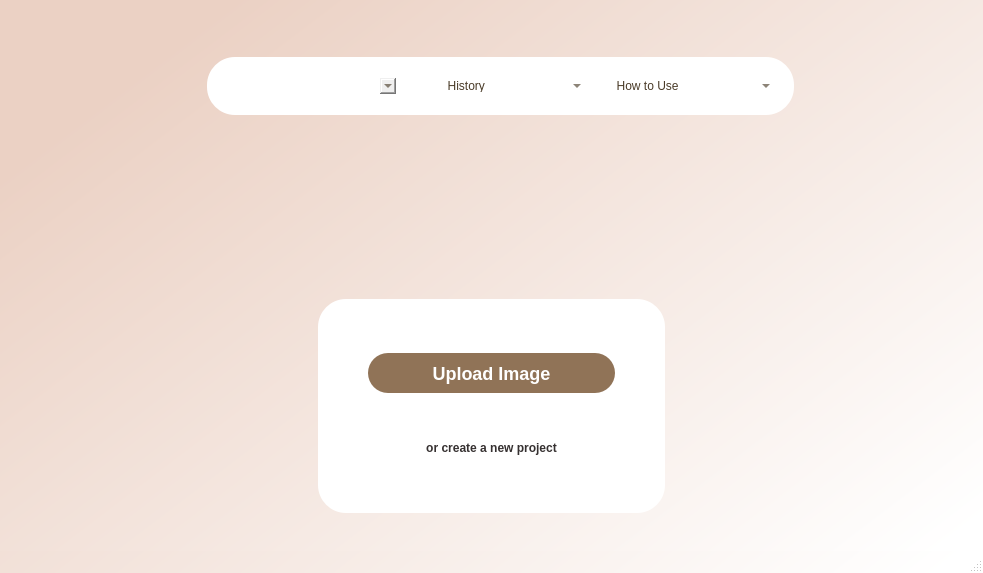
Old version of the form Jp's Edited Files/HomeTest.ui in the repository jpnora07/Crackterize.
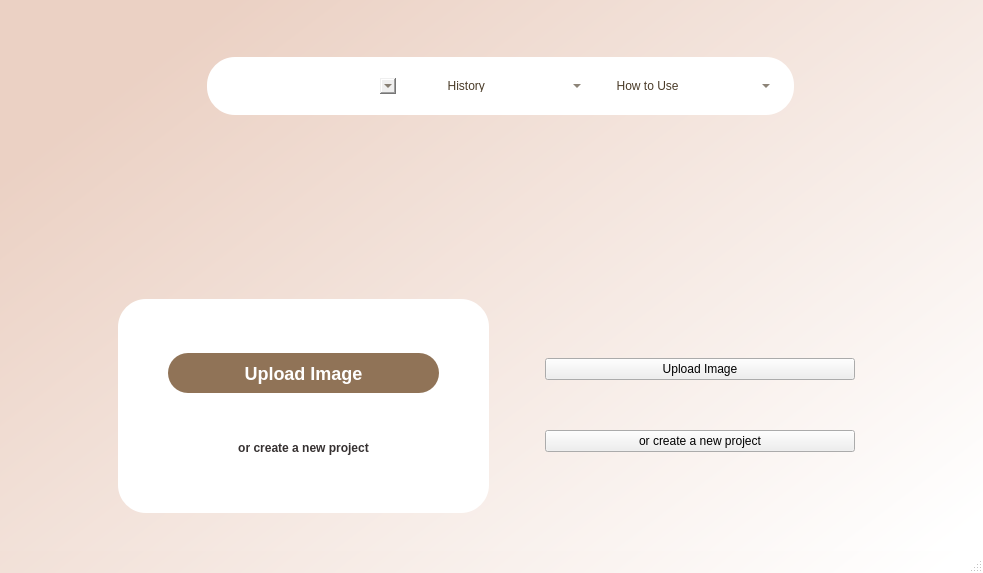
New version of the form. Icons and pictures are not drawn.

```diff
--- a/Jp's Edited Files/HomeTest.ui
+++ b/Jp's Edited Files/HomeTest.ui
@@ -262,15 +262,15 @@
        </item>
        <item>
         <widget class="QWidget" name="widget_4" native="true">
-         <layout class="QVBoxLayout" name="verticalLayout_4">
+         <layout class="QHBoxLayout" name="horizontalLayout_3">
           <property name="leftMargin">
-           <number>300</number>
+           <number>100</number>
           </property>
           <property name="topMargin">
            <number>20</number>
           </property>
           <property name="rightMargin">
-           <number>300</number>
+           <number>100</number>
           </property>
           <property name="bottomMargin">
            <number>20</number>
@@ -342,6 +342,73 @@
             </layout>
            </widget>
           </item>
+          <item>
+           <widget class="QWidget" name="widgetUpload_2" native="true">
+            <property name="styleSheet">
+             <string notr="true">#widgetUpload{
+background-color: rgb(255, 255, 255);
+border-radius:28px;
+}
+        
+</string>
+            </property>
+            <layout class="QVBoxLayout" name="verticalLayout_6">
+             <property name="spacing">
+              <number>0</number>
+             </property>
+             <property name="leftMargin">
+              <number>50</number>
+             </property>
+             <property name="rightMargin">
+              <number>10</number>
+             </property>
+             <item>
+              <widget class="QPushButton" name="uploadImg_2">
+               <property name="styleSheet">
+                <string notr="true">#uploadImg{
+height:40px;
+font-weight:bold;
+font-size:18px;
+color:white;
+background-color: rgb(144, 115, 87);
+border-top-left-radius :20px;
+border-top-right-radius : 20px; 
+border-bottom-left-radius : 20px; 
+border-bottom-right-radius : 20px;
+}
+#uploadImg:hover{
+color:rgb(144, 115, 87);
+border :2px solid rgb(144, 115, 87);
+background-color: rgb(255, 255, 255);
+}
+</string>
+               </property>
+               <property name="text">
+                <string>Upload Image</string>
+               </property>
+              </widget>
+             </item>
+             <item>
+              <widget class="QPushButton" name="create_2">
+               <property name="styleSheet">
+                <string notr="true">#create{
+font-weight:bold;
+ color:#363131;
+background-color: rgb(255, 255, 255);
+border :3px solid rgb(255, 255, 255);
+ }
+#create:hover{
+background-color:rgb(255, 255, 255);}
+</string>
+               </property>
+               <property name="text">
+                <string>or create a new project</string>
+               </property>
+              </widget>
+             </item>
+            </layout>
+           </widget>
+          </item>
          </layout>
         </widget>
        </item>
```
